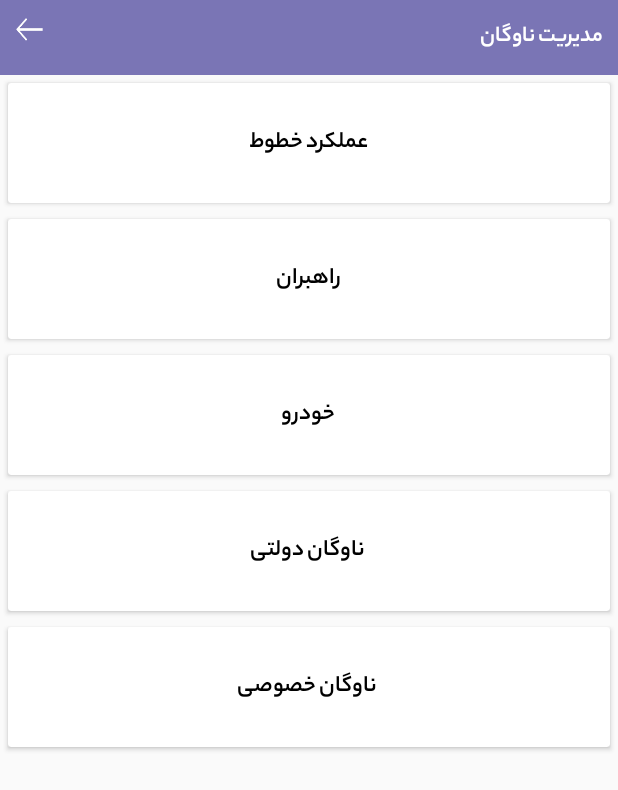
After one commit to ozakeri/Bis, an Android app: the GraphListActivity screen opened directly, with no data from a screen before it, on a phone screen of 412 x 824 dp. The commit adds this screen. Shown: the top 790 px of the screen. Run offline under Robolectric (Android 15) with nearby library versions, the phone set to English and light mode, and no system bars.

Commit message:
commit by omid

```diff
--- a/app/src/main/AndroidManifest.xml
+++ b/app/src/main/AndroidManifest.xml
@@ -48,7 +48,10 @@
         tools:ignore="GoogleAppIndexingWarning"
         tools:targetApi="m">
         <activity
-            android:name=".activity.GraphActivity"
+            android:name=".activity.graph.GraphListActivity"
+            android:exported="false" />
+        <activity
+            android:name=".activity.graph.GraphActivity"
             android:exported="false" />
         <activity android:name=".activity.advert.EditAdvertActivity" />
         <activity android:name=".activity.advert.AdvertListActivity" />
--- a/app/src/main/java/com/gap/bis_inspection/activity/HomeActivity.java
+++ b/app/src/main/java/com/gap/bis_inspection/activity/HomeActivity.java
@@ -31,6 +31,8 @@ import com.gap.bis_inspection.activity.car.CarActivity;
 import com.gap.bis_inspection.activity.checklist.ChecklistFormActivity;
 import com.gap.bis_inspection.activity.driver.DriverActivity;
 import com.gap.bis_inspection.activity.form.SurveyListActivity;
+import com.gap.bis_inspection.activity.graph.GraphActivity;
+import com.gap.bis_inspection.activity.graph.GraphListActivity;
 import com.gap.bis_inspection.activity.line.LineActivity;
 import com.gap.bis_inspection.activity.message.ChatGroupListActivity;
 import com.gap.bis_inspection.activity.report.ComplaintReportActivity;
@@ -404,7 +406,7 @@ public class HomeActivity extends AppCompatActivity {
         chart_Button.setOnClickListener(new View.OnClickListener() {
             @Override
             public void onClick(View view) {
-                Intent slideActivity = new Intent(HomeActivity.this, GraphActivity.class);
+                Intent slideActivity = new Intent(HomeActivity.this, GraphListActivity.class);
                 startActivity(slideActivity);
             }
         });
@@ -489,11 +491,11 @@ public class HomeActivity extends AppCompatActivity {
                 layoutAdvert.setVisibility(View.GONE);
             }
 
-           /* if (application.getPermissionMap().containsKey("ROLE_APP_GET_INCIDENT_ENTITY_STATISTICALLY_REPORT_LIST")) {
+            if (application.getPermissionMap().containsKey("ROLE_APP_GET_MNG_FLEET_VIEW")) {
                 layout_chart.setVisibility(View.VISIBLE);
             } else {
                 layout_chart.setVisibility(View.GONE);
-            }*/
+            }
 
             if (application.getPermissionMap().containsKey("ROLE_APP_INSPECTION_CAR_VIEW_LIST")) {
                 layoutCar.setVisibility(View.VISIBLE);
--- a/app/src/main/java/com/gap/bis_inspection/activity/GraphActivity.java
+++ b/app/src/main/java/com/gap/bis_inspection/activity/graph/GraphActivity.java
@@ -1,4 +1,4 @@
-package com.gap.bis_inspection.activity;
+package com.gap.bis_inspection.activity.graph;
 
 import android.annotation.SuppressLint;
 import android.os.AsyncTask;
@@ -276,7 +276,7 @@ public class GraphActivity extends AppCompatActivity {
                         //jsonObject.put("carInfoType", carInfoType);
                         MyPostJsonService postJsonService = new MyPostJsonService(null, GraphActivity.this);
                         try {
-                            result = postJsonService.sendData("getChartValueList", jsonObject, true);
+                            result = postJsonService.sendData("getMngFleetReportForTariff", jsonObject, true);
                         } catch (SocketTimeoutException | SocketException e) {
                             errorMsg = getResources().getString(R.string.Some_error_accor_contact_admin);
                         } catch (WebServiceException e) {
--- /dev/null
+++ b/app/src/main/java/com/gap/bis_inspection/activity/graph/GraphListActivity.java
@@ -0,0 +1,43 @@
+package com.gap.bis_inspection.activity.graph;
+
+import android.content.Intent;
+import android.os.Bundle;
+import android.view.View;
+
+import androidx.appcompat.app.AppCompatActivity;
+
+import com.gap.bis_inspection.R;
+import com.gap.bis_inspection.app.AppController;
+
+public class GraphListActivity extends AppCompatActivity {
+
+
+    @Override
+    protected void onCreate(Bundle savedInstanceState) {
+        super.onCreate(savedInstanceState);
+        setContentView(R.layout.activity_graph_list);
+        AppController application = (AppController) getApplication();
+
+        findViewById(R.id.backIcon).setOnClickListener(new View.OnClickListener() {
+            @Override
+            public void onClick(View v) {
+                finish();
+            }
+        });
+
+
+        if (application.getPermissionMap().containsKey("ROLE_APP_GET_MNG_FLEET_TARIFF")) {
+            findViewById(R.id.card_tariff).setVisibility(View.VISIBLE);
+        } else {
+            findViewById(R.id.card_tariff).setVisibility(View.GONE);
+        }
+
+        findViewById(R.id.card_tariff).setOnClickListener(new View.OnClickListener() {
+            @Override
+            public void onClick(View v) {
+                Intent slideActivity = new Intent(GraphListActivity.this, GraphActivity.class);
+                startActivity(slideActivity);
+            }
+        });
+    }
+}
--- a/app/src/main/java/com/gap/bis_inspection/webservice/MyPostJsonService.java
+++ b/app/src/main/java/com/gap/bis_inspection/webservice/MyPostJsonService.java
@@ -63,9 +63,9 @@ public class MyPostJsonService {
         this.context = context;
         this.databaseManager = databaseManager;
 
-        String baseService = AppController.getInstance().getSharedPreferences().getString(Constants.DOMAIN_WEB_SERVICE_URL, null);
+        //String baseService = AppController.getInstance().getSharedPreferences().getString(Constants.DOMAIN_WEB_SERVICE_URL, null);
         //String baseService = "https://bis.tehran.ir";
-        //String baseService = "http://192.168.2.180";
+        String baseService = "http://192.168.2.180";
         //String baseService = "http://192.168.2.110:8080";
         //String baseService = "http://192.168.7.16";
 
--- a/app/src/main/java/com/gap/bis_inspection/widget/menudrawer/ListDrawer.java
+++ b/app/src/main/java/com/gap/bis_inspection/widget/menudrawer/ListDrawer.java
@@ -16,7 +16,6 @@ import androidx.recyclerview.widget.RecyclerView;
 
 import com.gap.bis_inspection.R;
 import com.gap.bis_inspection.activity.AboutActivity;
-import com.gap.bis_inspection.activity.GraphActivity;
 import com.gap.bis_inspection.activity.HomeActivity;
 import com.gap.bis_inspection.activity.MainActivity;
 import com.gap.bis_inspection.activity.SettingActivity;
--- /dev/null
+++ b/app/src/main/res/layout/activity_graph_list.xml
@@ -0,0 +1,195 @@
+<?xml version="1.0" encoding="utf-8"?>
+<androidx.constraintlayout.widget.ConstraintLayout xmlns:android="http://schemas.android.com/apk/res/android"
+    xmlns:app="http://schemas.android.com/apk/res-auto"
+    xmlns:tools="http://schemas.android.com/tools"
+    android:layout_width="match_parent"
+    android:layout_height="match_parent"
+    tools:context=".activity.graph.GraphListActivity">
+
+    <RelativeLayout
+        android:layout_width="match_parent"
+        android:layout_height="match_parent"
+        app:layout_constraintBottom_toBottomOf="parent"
+        app:layout_constraintEnd_toEndOf="parent"
+        app:layout_constraintStart_toStartOf="parent"
+        app:layout_constraintTop_toTopOf="parent">
+
+        <LinearLayout
+            android:id="@+id/container_toolbar"
+            android:layout_width="match_parent"
+            android:layout_height="wrap_content"
+            android:orientation="vertical">
+
+            <RelativeLayout
+                android:layout_width="match_parent"
+                android:layout_height="50dp"
+                android:background="@color/toolbarForm">
+
+                <com.gap.bis_inspection.util.CustomTextView
+                    android:id="@+id/titleName_TV"
+                    android:layout_width="wrap_content"
+                    android:layout_height="wrap_content"
+                    android:layout_alignParentRight="true"
+                    android:layout_centerVertical="true"
+                    android:layout_marginRight="10dp"
+                    android:text="مدیریت ناوگان"
+                    android:textColor="#ffffff"
+                    android:textSize="15sp" />
+
+
+                <RelativeLayout
+                    android:id="@+id/backIcon"
+                    android:layout_width="40dp"
+                    android:layout_height="40dp"
+                    android:layout_alignParentLeft="true">
+
+                    <ImageView
+                        android:layout_width="18dp"
+                        android:layout_height="15dp"
+                        android:layout_centerInParent="true"
+                        android:layout_marginLeft="5dp"
+                        android:background="@mipmap/arrow_back" />
+                </RelativeLayout>
+
+            </RelativeLayout>
+
+        </LinearLayout>
+
+        <ScrollView
+            android:layout_width="match_parent"
+            android:layout_height="wrap_content"
+            android:layout_below="@+id/container_toolbar">
+
+            <LinearLayout
+                android:layout_width="match_parent"
+                android:layout_height="wrap_content"
+                android:orientation="vertical">
+
+                <androidx.cardview.widget.CardView
+                    android:layout_width="match_parent"
+                    android:layout_height="80dp"
+                    android:layout_margin="5dp"
+                    android:padding="5dp">
+
+                    <RelativeLayout
+                        android:layout_width="match_parent"
+                        android:layout_height="match_parent">
+
+                        <com.gap.bis_inspection.util.CustomTextViewTitle
+                            android:layout_width="wrap_content"
+                            android:layout_height="wrap_content"
+                            android:layout_centerInParent="true"
+                            android:elevation="50dp"
+                            android:text="عملکرد خطوط" />
+                    </RelativeLayout>
+
+                </androidx.cardview.widget.CardView>
+
+                <androidx.cardview.widget.CardView
+                    android:id="@+id/card_tariff"
+                    android:layout_width="match_parent"
+                    android:layout_height="80dp"
+                    android:layout_margin="5dp"
+                    android:padding="5dp">
+
+                    <RelativeLayout
+                        android:layout_width="match_parent"
+                        android:layout_height="match_parent">
+
+                        <com.gap.bis_inspection.util.CustomTextViewTitle
+                            android:layout_width="wrap_content"
+                            android:layout_height="wrap_content"
+                            android:layout_centerInParent="true"
+                            android:elevation="50dp"
+                            android:text="مدیریت تعرفه " />
+                    </RelativeLayout>
+
+                </androidx.cardview.widget.CardView>
+
+                <androidx.cardview.widget.CardView
+                    android:layout_width="match_parent"
+                    android:layout_height="80dp"
+                    android:layout_margin="5dp"
+                    android:padding="5dp">
+
+                    <RelativeLayout
+                        android:layout_width="match_parent"
+                        android:layout_height="match_parent">
+
+                        <com.gap.bis_inspection.util.CustomTextViewTitle
+                            android:layout_width="wrap_content"
+                            android:layout_height="wrap_content"
+                            android:layout_centerInParent="true"
+                            android:elevation="50dp"
+                            android:text="راهبران" />
+                    </RelativeLayout>
+
+                </androidx.cardview.widget.CardView>
+
+                <androidx.cardview.widget.CardView
+                    android:layout_width="match_parent"
+                    android:layout_height="80dp"
+                    android:layout_margin="5dp"
+                    android:padding="5dp">
+
+                    <RelativeLayout
+                        android:layout_width="match_parent"
+                        android:layout_height="match_parent">
+
+                        <com.gap.bis_inspection.util.CustomTextViewTitle
+                            android:layout_width="wrap_content"
+                            android:layout_height="wrap_content"
+                            android:layout_centerInParent="true"
+                            android:elevation="50dp"
+                            android:text=" خودرو" />
+                    </RelativeLayout>
+
+                </androidx.cardview.widget.CardView>
+
+                <androidx.cardview.widget.CardView
+                    android:layout_width="match_parent"
+                    android:layout_height="80dp"
+                    android:layout_margin="5dp"
+                    android:padding="5dp">
+
+                    <RelativeLayout
+                        android:layout_width="match_parent"
+                        android:layout_height="match_parent">
+
+                        <com.gap.bis_inspection.util.CustomTextViewTitle
+                            android:layout_width="wrap_content"
+                            android:layout_height="wrap_content"
+                            android:layout_centerInParent="true"
+                            android:elevation="50dp"
+                            android:text=" ناوگان دولتی" />
+                    </RelativeLayout>
+
+                </androidx.cardview.widget.CardView>
+
+                <androidx.cardview.widget.CardView
+                    android:layout_width="match_parent"
+                    android:layout_height="80dp"
+                    android:layout_margin="5dp"
+                    android:padding="5dp">
+
+                    <RelativeLayout
+                        android:layout_width="match_parent"
+                        android:layout_height="match_parent">
+
+                        <com.gap.bis_inspection.util.CustomTextViewTitle
+                            android:layout_width="wrap_content"
+                            android:layout_height="wrap_content"
+                            android:layout_centerInParent="true"
+                            android:elevation="50dp"
+                            android:text=" ناوگان خصوصی" />
+                    </RelativeLayout>
+
+                </androidx.cardview.widget.CardView>
+
+            </LinearLayout>
+
+        </ScrollView>
+
+
+    </RelativeLayout>
+</androidx.constraintlayout.widget.ConstraintLayout>
```
